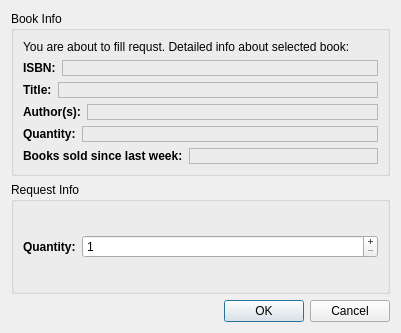
Qt form fillrequestdialog.ui (MPogoda/bookstore_clerk) before a commit.
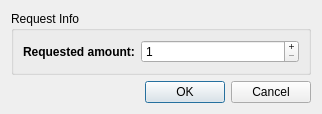
The same form after that commit.

Commit message:
Simplified fillrequest form (use previously fetched info).
Added modify Request action.

```diff
--- a/fillrequestdialog.ui
+++ b/fillrequestdialog.ui
@@ -6,213 +6,14 @@
    <rect>
     <x>0</x>
     <y>0</y>
-    <width>401</width>
-    <height>333</height>
+    <width>322</width>
+    <height>107</height>
    </rect>
   </property>
   <property name="windowTitle">
    <string>Dialog</string>
   </property>
   <layout class="QVBoxLayout" name="verticalLayout">
-   <item>
-    <widget class="QGroupBox" name="groupBox">
-     <property name="title">
-      <string>Book Info</string>
-     </property>
-     <layout class="QVBoxLayout" name="verticalLayout_2">
-      <item>
-       <widget class="QLabel" name="label">
-        <property name="text">
-         <string>You are about to fill requst. Detailed info about selected book:</string>
-        </property>
-        <property name="wordWrap">
-         <bool>true</bool>
-        </property>
-       </widget>
-      </item>
-      <item>
-       <layout class="QHBoxLayout" name="horizontalLayout">
-        <item>
-         <widget class="QLabel" name="label_2">
-          <property name="sizePolicy">
-           <sizepolicy hsizetype="Maximum" vsizetype="Preferred">
-            <horstretch>0</horstretch>
-            <verstretch>0</verstretch>
-           </sizepolicy>
-          </property>
-          <property name="font">
-           <font>
-            <weight>75</weight>
-            <bold>true</bold>
-           </font>
-          </property>
-          <property name="text">
-           <string>ISBN:</string>
-          </property>
-         </widget>
-        </item>
-        <item>
-         <widget class="QLabel" name="isbnLabel">
-          <property name="frameShape">
-           <enum>QFrame::StyledPanel</enum>
-          </property>
-          <property name="text">
-           <string/>
-          </property>
-          <property name="textFormat">
-           <enum>Qt::PlainText</enum>
-          </property>
-         </widget>
-        </item>
-       </layout>
-      </item>
-      <item>
-       <layout class="QHBoxLayout" name="horizontalLayout_2">
-        <item>
-         <widget class="QLabel" name="label_3">
-          <property name="sizePolicy">
-           <sizepolicy hsizetype="Maximum" vsizetype="Preferred">
-            <horstretch>0</horstretch>
-            <verstretch>0</verstretch>
-           </sizepolicy>
-          </property>
-          <property name="font">
-           <font>
-            <weight>75</weight>
-            <bold>true</bold>
-           </font>
-          </property>
-          <property name="text">
-           <string>Title:</string>
-          </property>
-         </widget>
-        </item>
-        <item>
-         <widget class="QLabel" name="titleLabel">
-          <property name="frameShape">
-           <enum>QFrame::StyledPanel</enum>
-          </property>
-          <property name="text">
-           <string/>
-          </property>
-          <property name="textFormat">
-           <enum>Qt::PlainText</enum>
-          </property>
-         </widget>
-        </item>
-       </layout>
-      </item>
-      <item>
-       <layout class="QHBoxLayout" name="horizontalLayout_3">
-        <item>
-         <widget class="QLabel" name="label_4">
-          <property name="sizePolicy">
-           <sizepolicy hsizetype="Maximum" vsizetype="Preferred">
-            <horstretch>0</horstretch>
-            <verstretch>0</verstretch>
-           </sizepolicy>
-          </property>
-          <property name="font">
-           <font>
-            <weight>75</weight>
-            <bold>true</bold>
-           </font>
-          </property>
-          <property name="text">
-           <string>Author(s):</string>
-          </property>
-         </widget>
-        </item>
-        <item>
-         <widget class="QLabel" name="authorsLabel">
-          <property name="frameShape">
-           <enum>QFrame::StyledPanel</enum>
-          </property>
-          <property name="text">
-           <string/>
-          </property>
-          <property name="textFormat">
-           <enum>Qt::PlainText</enum>
-          </property>
-         </widget>
-        </item>
-       </layout>
-      </item>
-      <item>
-       <layout class="QHBoxLayout" name="horizontalLayout_4">
-        <item>
-         <widget class="QLabel" name="label_5">
-          <property name="sizePolicy">
-           <sizepolicy hsizetype="Maximum" vsizetype="Preferred">
-            <horstretch>0</horstretch>
-            <verstretch>0</verstretch>
-           </sizepolicy>
-          </property>
-          <property name="font">
-           <font>
-            <weight>75</weight>
-            <bold>true</bold>
-           </font>
-          </property>
-          <property name="text">
-           <string>Quantity:</string>
-          </property>
-         </widget>
-        </item>
-        <item>
-         <widget class="QLabel" name="quantityLabel">
-          <property name="frameShape">
-           <enum>QFrame::StyledPanel</enum>
-          </property>
-          <property name="text">
-           <string/>
-          </property>
-          <property name="textFormat">
-           <enum>Qt::PlainText</enum>
-          </property>
-         </widget>
-        </item>
-       </layout>
-      </item>
-      <item>
-       <layout class="QHBoxLayout" name="horizontalLayout_5">
-        <item>
-         <widget class="QLabel" name="label_6">
-          <property name="sizePolicy">
-           <sizepolicy hsizetype="Maximum" vsizetype="Preferred">
-            <horstretch>0</horstretch>
-            <verstretch>0</verstretch>
-           </sizepolicy>
-          </property>
-          <property name="font">
-           <font>
-            <weight>75</weight>
-            <bold>true</bold>
-           </font>
-          </property>
-          <property name="text">
-           <string>Books sold since last week:</string>
-          </property>
-         </widget>
-        </item>
-        <item>
-         <widget class="QLabel" name="soldLabel">
-          <property name="frameShape">
-           <enum>QFrame::StyledPanel</enum>
-          </property>
-          <property name="text">
-           <string/>
-          </property>
-          <property name="textFormat">
-           <enum>Qt::PlainText</enum>
-          </property>
-         </widget>
-        </item>
-       </layout>
-      </item>
-     </layout>
-    </widget>
-   </item>
    <item>
     <widget class="QGroupBox" name="groupBox_2">
      <property name="title">
@@ -236,7 +37,7 @@
            </font>
           </property>
           <property name="text">
-           <string>Quantity:</string>
+           <string>Requested amount:</string>
           </property>
          </widget>
         </item>
```
The commit also changes 5 other files.
